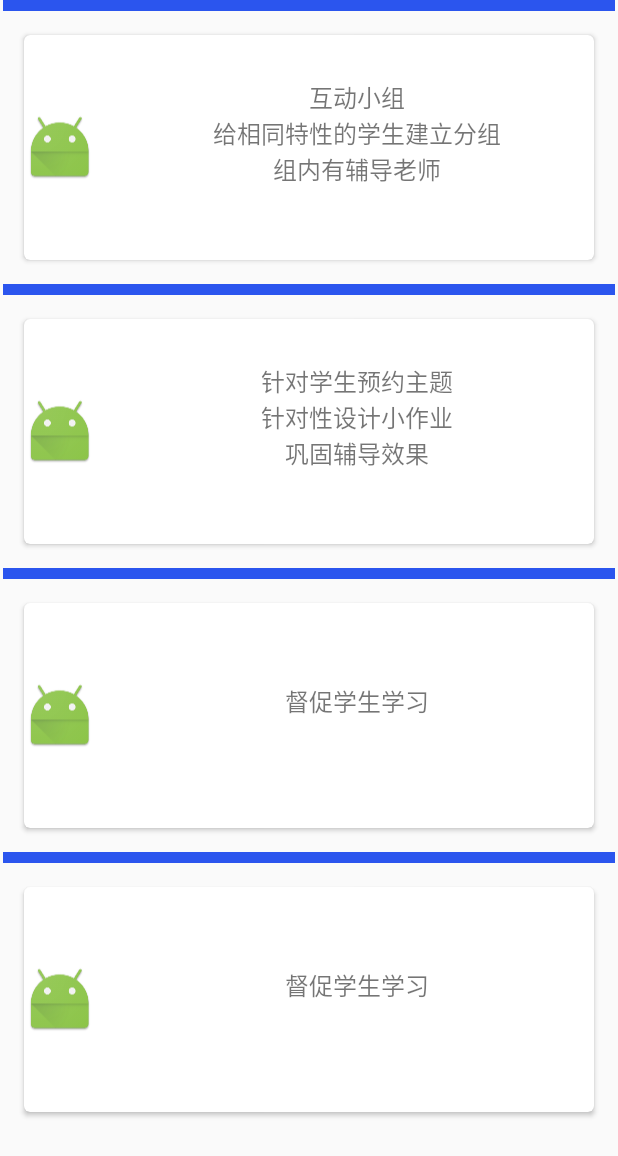
After one commit to faultaddr/GrowingUp, an Android app: the InspireActivity screen opened directly, with no data from a screen before it, on a phone screen of 412 x 824 dp. The commit adds this screen. Shown: the top 1156 px of the screen. Run offline under Robolectric (Android 15) with nearby library versions, the phone set to English and light mode, and no system bars; our stand-ins replace ButterKnife.

Commit message:
增加有所悟相关页面，使用CardView

```diff
--- a/MyApplication/app/build.gradle
+++ b/MyApplication/app/build.gradle
@@ -24,10 +24,11 @@ dependencies {
     androidTestCompile('com.android.support.test.espresso:espresso-core:2.2.2', {
         exclude group: 'com.android.support', module: 'support-annotations'
     })
-    compile 'com.android.support:appcompat-v7:24.2.1'
+    compile 'com.android.support:appcompat-v7:25.1.0'
     compile 'com.android.support.constraint:constraint-layout:1.0.0-alpha6'
     compile 'com.android.support:recyclerview-v7:25.1.0'
-    compile 'com.android.support:percent:22.2.0'
+    compile 'com.android.support:cardview-v7:25.1.0'
+    compile 'com.android.support:percent:25.0.0'
     compile 'com.jakewharton:butterknife:8.5.1'
     compile 'com.squareup.picasso:picasso:2.5.2'
     compile 'com.android.support:design:25.1.0'
--- a/MyApplication/app/src/main/AndroidManifest.xml
+++ b/MyApplication/app/src/main/AndroidManifest.xml
@@ -29,7 +29,11 @@
             android:name=".ui.activity.ThinkingActivity"
             android:label="@string/title_activity_thinking"
             android:theme="@style/AppTheme" />
-        <activity android:name=".ui.activity.OrderActivity"></activity>
+        <activity android:name=".ui.activity.OrderActivity" />
+        <activity
+            android:name=".ui.activity.InspireActivity"
+            android:label="@string/title_activity_inspire"
+            android:theme="@style/AppTheme"></activity>
     </application>
 
 </manifest>
--- /dev/null
+++ b/MyApplication/app/src/main/java/com/example/panyunyi/growingup/ui/activity/InspireActivity.java
@@ -0,0 +1,37 @@
+package com.example.panyunyi.growingup.ui.activity;
+
+import android.os.Bundle;
+import android.support.design.widget.FloatingActionButton;
+import android.support.design.widget.Snackbar;
+import android.support.v7.app.AppCompatActivity;
+import android.support.v7.widget.LinearLayoutManager;
+import android.support.v7.widget.RecyclerView;
+import android.support.v7.widget.Toolbar;
+import android.view.View;
+
+import com.example.panyunyi.growingup.R;
+import com.example.panyunyi.growingup.ui.adapter.InspireAdapter;
+
+import butterknife.BindView;
+import butterknife.ButterKnife;
+
+public class InspireActivity extends AppCompatActivity {
+    @BindView(R.id.inspire_main)
+    RecyclerView recyclerViewInspire;
+
+
+
+
+    @Override
+    protected void onCreate(Bundle savedInstanceState) {
+        super.onCreate(savedInstanceState);
+        setContentView(R.layout.activity_inspire);
+        ButterKnife.bind(this);
+        RecyclerView.LayoutManager layoutManagerInspire=new LinearLayoutManager(this);
+        recyclerViewInspire.setHasFixedSize(true);
+        recyclerViewInspire.setLayoutManager(layoutManagerInspire);
+        recyclerViewInspire.setAdapter(new InspireAdapter(this));
+
+    }
+
+}
--- /dev/null
+++ b/MyApplication/app/src/main/java/com/example/panyunyi/growingup/ui/adapter/InspireAdapter.java
@@ -0,0 +1,93 @@
+package com.example.panyunyi.growingup.ui.adapter;
+
+import android.content.Context;
+import android.media.Image;
+import android.support.v7.widget.RecyclerView;
+import android.view.LayoutInflater;
+import android.view.View;
+import android.view.ViewGroup;
+import android.widget.ImageView;
+import android.widget.TextView;
+
+import com.example.panyunyi.growingup.R;
+/**
+ * Created by panyunyi on 2017/4/20.
+ * MailBox cufer@foxmail.com
+ */
+
+public class InspireAdapter  extends RecyclerView.Adapter implements View.OnClickListener, View.OnLongClickListener{
+    private Context context;
+    String []text=new String[]{"互动小组\n给相同特性的学生建立分组\n组内有辅导老师\n","针对学生预约主题\n针对性设计小作业\n巩固辅导效果\n","督促学生学习\n","督促学生学习\n"};
+    public InspireAdapter(Context mcontext){
+        context=mcontext;
+
+
+
+    }
+
+    //自定义监听事件
+    public static interface OnRecyclerViewItemClickListener {
+        void onItemClick(View view);
+        void onItemLongClick(View view);
+    }
+    private KnowledgeNewsAdapter.OnRecyclerViewItemClickListener mOnItemClickListener = null;
+    public void setOnItemClickListener(KnowledgeNewsAdapter.OnRecyclerViewItemClickListener listener) {
+        mOnItemClickListener = listener;
+    }
+    @Override
+    public RecyclerView.ViewHolder onCreateViewHolder(ViewGroup parent, int viewType) {
+        LayoutInflater inflater=LayoutInflater.from(context);
+        View view=inflater.inflate(R.layout.activity_inspire_recycleview_items,parent,false);
+        MyViewHolder holder = new MyViewHolder(view);
+
+
+        //给布局设置点击和长点击监听
+        view.setOnClickListener(this);
+        view.setOnLongClickListener(this);
+
+        return holder;
+
+    }
+
+    @Override
+    public void onBindViewHolder(RecyclerView.ViewHolder holder, int position) {
+        if(holder instanceof MyViewHolder){
+                ((MyViewHolder) holder).textViewInfo.setText(text[position]);
+                ((MyViewHolder) holder).simplifiedLogo.setImageResource(R.mipmap.ic_launcher);
+        }
+    }
+
+    @Override
+    public int getItemCount() {
+        return 4;
+    }
+
+    //点击事件回调
+    @Override
+    public void onClick(View v) {
+        if (mOnItemClickListener != null) {
+            mOnItemClickListener.onItemClick(v);
+        }
+    }
+    @Override
+    public boolean onLongClick(View v) {
+        if (mOnItemClickListener!= null) {
+            mOnItemClickListener.onItemLongClick(v);
+        }
+        return false;
+    }
+
+    class MyViewHolder extends RecyclerView.ViewHolder{
+        ImageView simplifiedLogo;
+        TextView textViewInfo;
+
+
+        public MyViewHolder(View itemView) {
+            super(itemView);
+            simplifiedLogo=(ImageView)itemView.findViewById(R.id.imageview);
+            textViewInfo=(TextView)itemView.findViewById(R.id.textIntroduction);
+
+        }
+    }
+
+}
--- /dev/null
+++ b/MyApplication/app/src/main/res/layout/activity_inspire.xml
@@ -0,0 +1,13 @@
+<?xml version="1.0" encoding="utf-8"?>
+<android.support.design.widget.CoordinatorLayout xmlns:android="http://schemas.android.com/apk/res/android"
+    xmlns:app="http://schemas.android.com/apk/res-auto"
+    xmlns:tools="http://schemas.android.com/tools"
+    android:layout_width="match_parent"
+    android:layout_height="match_parent"
+    tools:context="com.example.panyunyi.growingup.ui.activity.InspireActivity">
+
+    <include layout="@layout/content_inspire" />
+
+
+
+</android.support.design.widget.CoordinatorLayout>
--- /dev/null
+++ b/MyApplication/app/src/main/res/layout/activity_inspire_recycleview_items.xml
@@ -0,0 +1,64 @@
+<?xml version="1.0" encoding="utf-8"?>
+<LinearLayout xmlns:android="http://schemas.android.com/apk/res/android"
+    android:orientation="vertical" android:layout_width="match_parent"
+    xmlns:app="http://schemas.android.com/apk/res-auto"
+    android:layout_height="wrap_content">
+    <View
+        android:layout_width="wrap_content"
+        android:layout_height="7dp"
+        android:layout_marginLeft="2dp"
+        android:layout_marginRight="2dp"
+        android:background="#2b55ee" />
+
+    <android.support.v7.widget.CardView
+        android:id="@+id/inspireCardView"
+        android:layout_width="match_parent"
+        android:layout_height="150dp"
+        app:cardBackgroundColor="#ffffff"
+        app:cardCornerRadius="4dp"
+        android:elevation="@dimen/cardview_compat_inset_shadow"
+        android:layout_margin="@dimen/activity_horizontal_margin"
+        >
+    >
+
+        <LinearLayout
+            android:layout_width="match_parent"
+            android:layout_height="match_parent"
+            android:orientation="horizontal">
+            <LinearLayout
+                android:layout_width="wrap_content"
+                android:layout_height="match_parent"
+                android:gravity="center"
+                >
+            <ImageView
+                android:id="@+id/imageview"
+                android:layout_width="wrap_content"
+                android:layout_height="match_parent"
+                android:src="@mipmap/ic_launcher"
+
+                />
+            </LinearLayout>
+            <LinearLayout
+                android:layout_width="match_parent"
+                android:layout_height="match_parent"
+                android:orientation="vertical"
+                android:gravity="center"
+                android:layout_marginLeft="16dp"
+                android:layout_gravity="center"
+                >
+                <TextView
+
+                    android:gravity="center_vertical|center_horizontal"
+                    android:id="@+id/textIntroduction"
+                    android:layout_width="match_parent"
+                    android:layout_height="match_parent"
+                    android:text="fsfgjadsjldg"
+                    android:textSize="16sp"
+                    android:maxLines="4"
+                    android:minHeight="50dp"
+
+                    />
+            </LinearLayout>
+        </LinearLayout>
+    </android.support.v7.widget.CardView>
+</LinearLayout>
--- a/MyApplication/app/src/main/res/layout/activity_main.xml
+++ b/MyApplication/app/src/main/res/layout/activity_main.xml
@@ -167,7 +167,7 @@
         <RelativeLayout
 
             android:layout_width="match_parent"
-            android:layout_height="120dp"
+            android:layout_height="200dp"
             android:layout_marginLeft="8dp"
             android:layout_marginTop="8dp"
             >
--- /dev/null
+++ b/MyApplication/app/src/main/res/layout/content_inspire.xml
@@ -0,0 +1,18 @@
+<?xml version="1.0" encoding="utf-8"?>
+<LinearLayout xmlns:android="http://schemas.android.com/apk/res/android"
+    xmlns:app="http://schemas.android.com/apk/res-auto"
+    xmlns:tools="http://schemas.android.com/tools"
+    android:layout_width="match_parent"
+    android:layout_height="match_parent"
+    app:layout_behavior="@string/appbar_scrolling_view_behavior"
+    tools:context="com.example.panyunyi.growingup.ui.activity.InspireActivity"
+    tools:showIn="@layout/activity_inspire"
+    >
+    <android.support.v7.widget.RecyclerView
+        android:id="@+id/inspire_main"
+        android:layout_width="match_parent"
+        android:layout_height="match_parent">
+
+
+    </android.support.v7.widget.RecyclerView>
+</LinearLayout>
--- a/MyApplication/app/src/main/res/values/strings.xml
+++ b/MyApplication/app/src/main/res/values/strings.xml
@@ -10,4 +10,5 @@
     <string name="title_activity_thinking">ThinkingActivity</string>
     <string name="action_settings">Settings</string>
     <string name="section_format">Hello World from section: %1$d</string>
+    <string name="title_activity_inspire">InspireActivity</string>
 </resources>
```
Also changed, not shown: MyApplication/app/src/main/java/com/example/panyunyi/growingup/MainActivity.java (+50 -6 lines), MyApplication/app/src/main/java/com/example/panyunyi/growingup/ui/adapter/MainViewPagerAdapter.java (+7 -15 lines), MyApplication/app/src/main/res/menu/menu_thinking.xml (deleted, +0 -10 lines).
